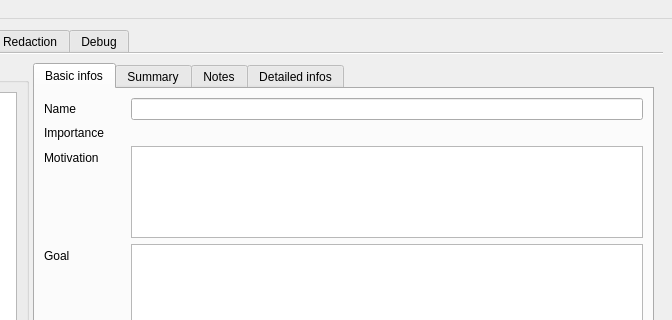
Qt form src/ui/mainWindow.ui (olivierkes/manuskript) before a commit; both pictures show x 431 to 1103 and y 0 to 320 of the 1103 by 809 pixel window.
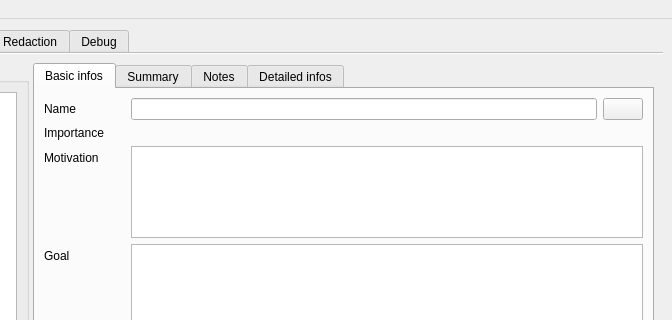
The same form after that commit. The open tabs and pages were chosen to show the change. Icons and pictures are not drawn. Custom widgets are drawn as their Qt base class.

Commit message: Adds: perso color

The edit to the form file:
```diff
--- a/src/ui/mainWindow.ui
+++ b/src/ui/mainWindow.ui
@@ -570,9 +570,6 @@
                </property>
               </widget>
              </item>
-             <item row="0" column="1">
-              <widget class="QLineEdit" name="txtPersoName"/>
-             </item>
              <item row="1" column="0">
               <widget class="QLabel" name="label_18">
                <property name="text">
@@ -679,6 +676,20 @@
                </property>
               </widget>
              </item>
+             <item row="0" column="1">
+              <layout class="QHBoxLayout" name="horizontalLayout_3">
+               <item>
+                <widget class="QLineEdit" name="txtPersoName"/>
+               </item>
+               <item>
+                <widget class="QPushButton" name="btnPersoColor">
+                 <property name="text">
+                  <string/>
+                 </property>
+                </widget>
+               </item>
+              </layout>
+             </item>
             </layout>
            </widget>
            <widget class="QWidget" name="tab_11">
```
Left out of the diff: 2 changed lines with no effect on the pictures. The commit also changes 5 other files.
